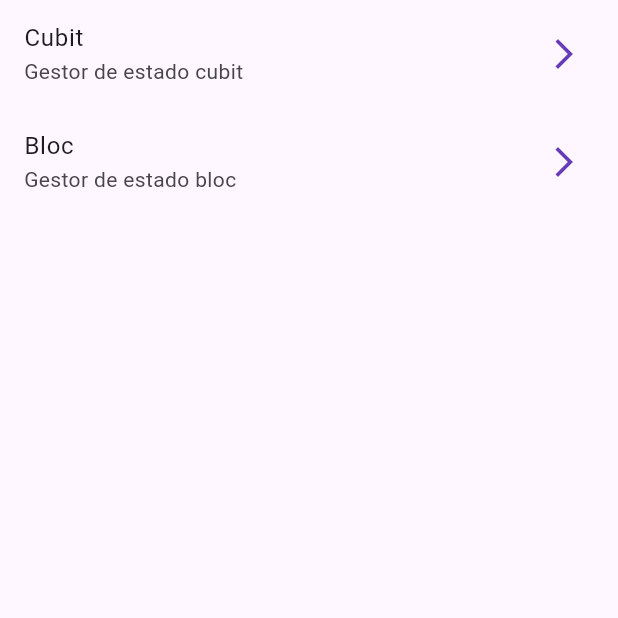
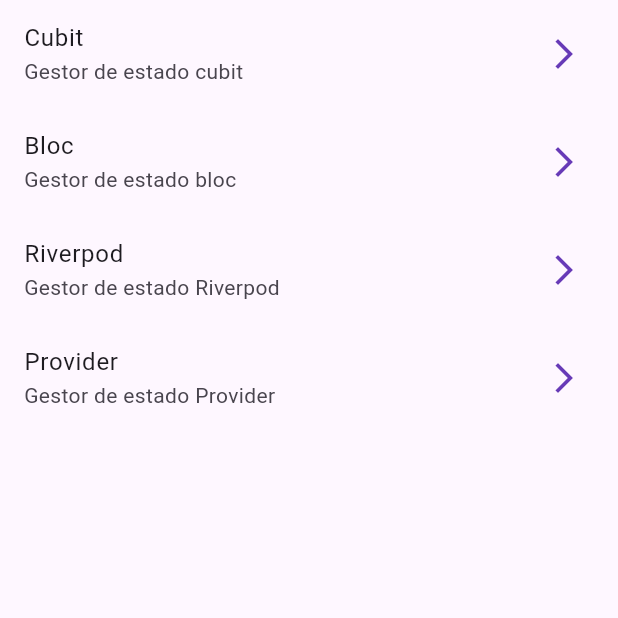
Before and after one commit to JuanCarlosTZ/forms_app, a Flutter app: the screen it shows after launch, on a phone screen of 412 x 824 dp, the top half of it. Run offline on Flutter 3.47's test engine with Material 3 defaults, Android fonts, the phone set to English and light mode, and no system bars; our stand-ins replace animate_do, equatable, flutter_bloc, flutter_riverpod, go_router, hooks_riverpod.

Commit message:
Pantallas riverpod y provider completadas con dispose()

```diff
--- a/lib/config/constants/home_menu_items.dart
+++ b/lib/config/constants/home_menu_items.dart
@@ -10,4 +10,12 @@ final homeMenuItems = <MenuModel>[
       path: '/${AppParameter.bloc}',
       title: 'Bloc',
       subTitle: 'Gestor de estado bloc'),
+  MenuModel(
+      path: '/${AppParameter.riverpod}',
+      title: 'Riverpod',
+      subTitle: 'Gestor de estado Riverpod'),
+  MenuModel(
+      path: '/${AppParameter.provider}',
+      title: 'Provider',
+      subTitle: 'Gestor de estado Provider'),
 ];
--- a/lib/config/router/app_router.dart
+++ b/lib/config/router/app_router.dart
@@ -1,3 +1,6 @@
+import 'package:flutter_riverpod/flutter_riverpod.dart';
+import 'package:forms_app/presentation/screens/provider/provider_screen.dart';
+import 'package:forms_app/presentation/screens/riverpod/riverpod_screen.dart';
 import 'package:forms_app/presentation/screens/screens.dart';
 import 'package:go_router/go_router.dart';
 
@@ -14,10 +17,20 @@ final appRouter = GoRouter(initialLocation: '/', routes: [
     path: '/${AppParameter.bloc}',
     builder: (context, state) => const BlocScreen(),
   ),
+  GoRoute(
+    path: '/${AppParameter.riverpod}',
+    builder: (context, state) => const ProviderScope(child: RiverpodScreen()),
+  ),
+  GoRoute(
+    path: '/${AppParameter.provider}',
+    builder: (context, state) => const ProviderScreen(),
+  ),
 ]);
 
 class AppParameter {
   static String home = 'home';
   static String cubit = 'cubit';
   static String bloc = 'bloc';
+  static String riverpod = 'riverpod';
+  static String provider = 'provider';
 }
--- a/lib/main.dart
+++ b/lib/main.dart
@@ -1,9 +1,12 @@
 import 'package:flutter/material.dart';
+// import 'package:flutter_riverpod/flutter_riverpod.dart';
 import 'package:forms_app/config/router/app_router.dart';
+
 import 'package:forms_app/config/theme/app_theme.dart';
+import 'package:hooks_riverpod/hooks_riverpod.dart';
 
 void main() {
-  runApp(const MainApp());
+  runApp(const ProviderScope(child: MainApp()));
 }
 
 class MainApp extends StatelessWidget {
--- a/lib/presentation/screens/home/home_screen.dart
+++ b/lib/presentation/screens/home/home_screen.dart
@@ -1,12 +1,13 @@
 import 'package:flutter/material.dart';
 import 'package:forms_app/config/configs.dart';
 import 'package:go_router/go_router.dart';
+import 'package:hooks_riverpod/hooks_riverpod.dart';
 
-class HomeScreen extends StatelessWidget {
+class HomeScreen extends HookConsumerWidget {
   const HomeScreen({super.key});
 
   @override
-  Widget build(BuildContext context) {
+  Widget build(BuildContext context, WidgetRef ref) {
     return Scaffold(
       body: ListView(
         children: [
--- a/pubspec.yaml
+++ b/pubspec.yaml
@@ -12,7 +12,11 @@ dependencies:
   flutter:
     sdk: flutter
   flutter_bloc: ^8.1.5
+  flutter_hooks: ^0.20.5
+  flutter_riverpod: ^2.5.1
   go_router: ^14.0.2
+  hooks_riverpod: ^2.5.1
+  provider: ^6.1.2
 
 dev_dependencies:
   flutter_lints: ^3.0.0
```
Also changed, not shown: lib/presentation/providers/counter_provider.dart (added, +28 -0 lines), lib/presentation/riverpod/couter_riverpod/counter_riverpod.dart (added, +13 -0 lines), lib/presentation/screens/provider/provider_screen.dart (added, +82 -0 lines), lib/presentation/screens/riverpod/riverpod_screen.dart (added, +57 -0 lines), pubspec.lock.
